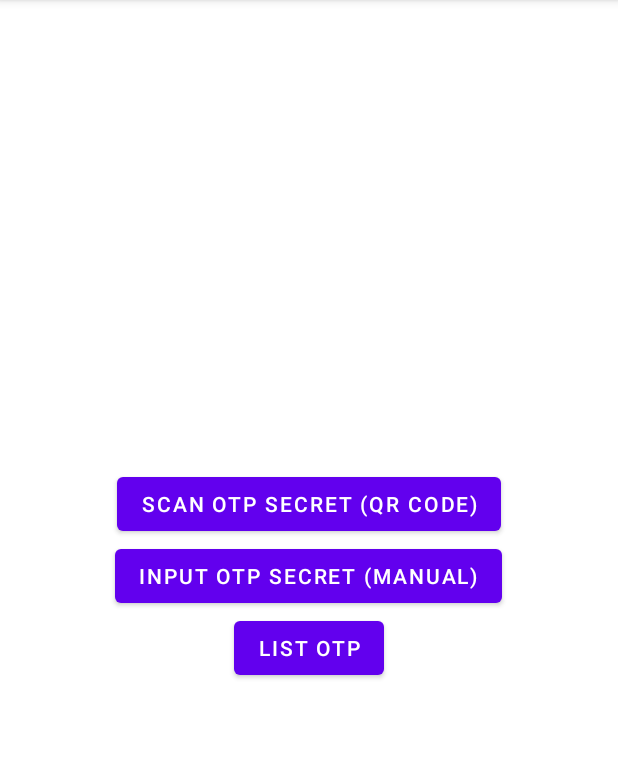
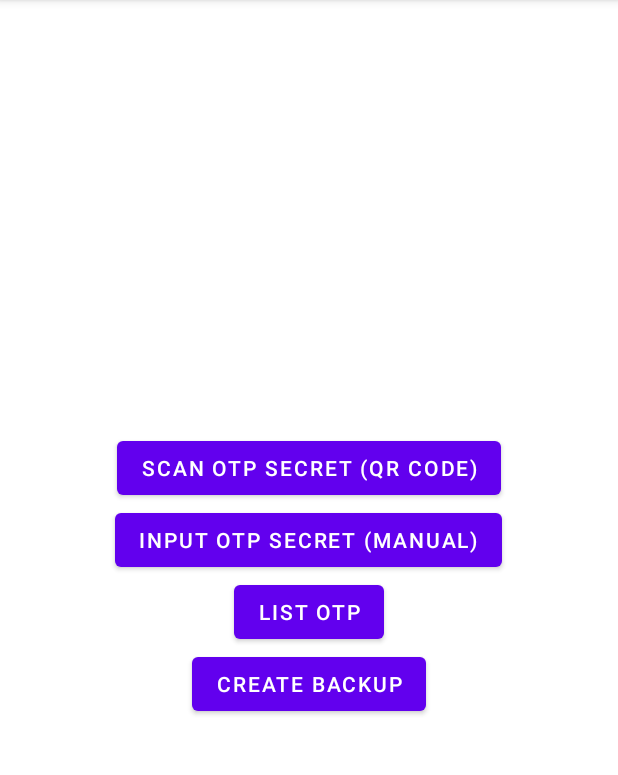
Before and after one commit to prajnapras19/OTPGeneratorWithRecovery, an Android app: the screen it shows after launch (MainActivity), on a phone screen of 412 x 824 dp, the part 84-859 px from its top. Run offline under Robolectric (Android 15) with nearby library versions, the phone set to English and light mode, and no system bars; our stand-ins replace navigation-ui.

Commit message:
feat: navigate to create backup

```diff
--- a/app/src/main/java/com/example/otpgeneratorwithrecovery/FirstFragment.java
+++ b/app/src/main/java/com/example/otpgeneratorwithrecovery/FirstFragment.java
@@ -49,6 +49,14 @@ public class FirstFragment extends Fragment {
                         .navigate(R.id.action_FirstFragment_to_ListOTPFragment);
             }
         });
+
+        binding.buttonFirstToCreateBackup.setOnClickListener(new View.OnClickListener() {
+            @Override
+            public void onClick(View view) {
+                NavHostFragment.findNavController(FirstFragment.this)
+                        .navigate(R.id.action_FirstFragment_to_CreateBackupFragment);
+            }
+        });
     }
 
     @Override
--- a/app/src/main/res/layout/fragment_first.xml
+++ b/app/src/main/res/layout/fragment_first.xml
@@ -38,5 +38,14 @@
             app:layout_constraintEnd_toEndOf="parent"
             app:layout_constraintTop_toTopOf="parent"
             app:layout_constraintStart_toStartOf="parent"/>
+        <Button
+            android:id="@+id/button_first_to_create_backup"
+            android:layout_width="wrap_content"
+            android:layout_height="wrap_content"
+            android:text="@string/create_backup_fragment_label"
+            app:layout_constraintBottom_toBottomOf="parent"
+            app:layout_constraintEnd_toEndOf="parent"
+            app:layout_constraintTop_toTopOf="parent"
+            app:layout_constraintStart_toStartOf="parent"/>
     </LinearLayout>
 </androidx.constraintlayout.widget.ConstraintLayout>
--- a/app/src/main/res/navigation/nav_graph.xml
+++ b/app/src/main/res/navigation/nav_graph.xml
@@ -18,6 +18,9 @@
         <action
             android:id="@+id/action_FirstFragment_to_ListOTPFragment"
             app:destination="@id/ListOTPFragment" />
+        <action
+            android:id="@+id/action_FirstFragment_to_CreateBackupFragment"
+            app:destination="@id/CreateBackupFragment" />
     </fragment>
     <fragment
         android:id="@+id/OTPSecretQRCodeScannerFragment"
```
